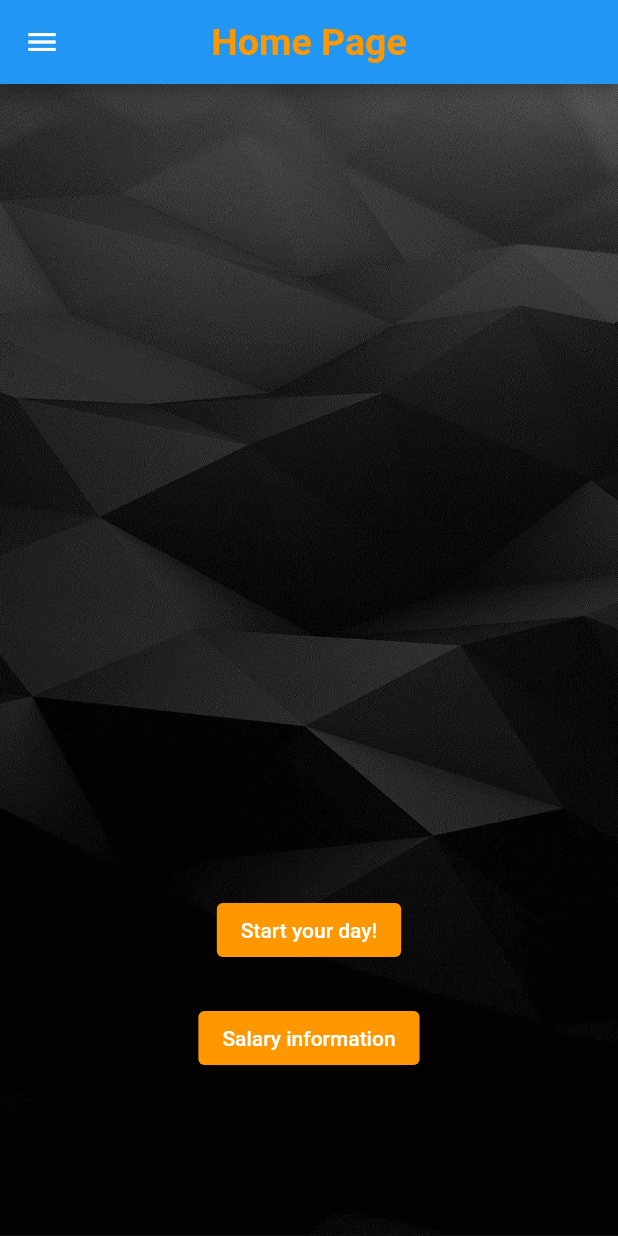
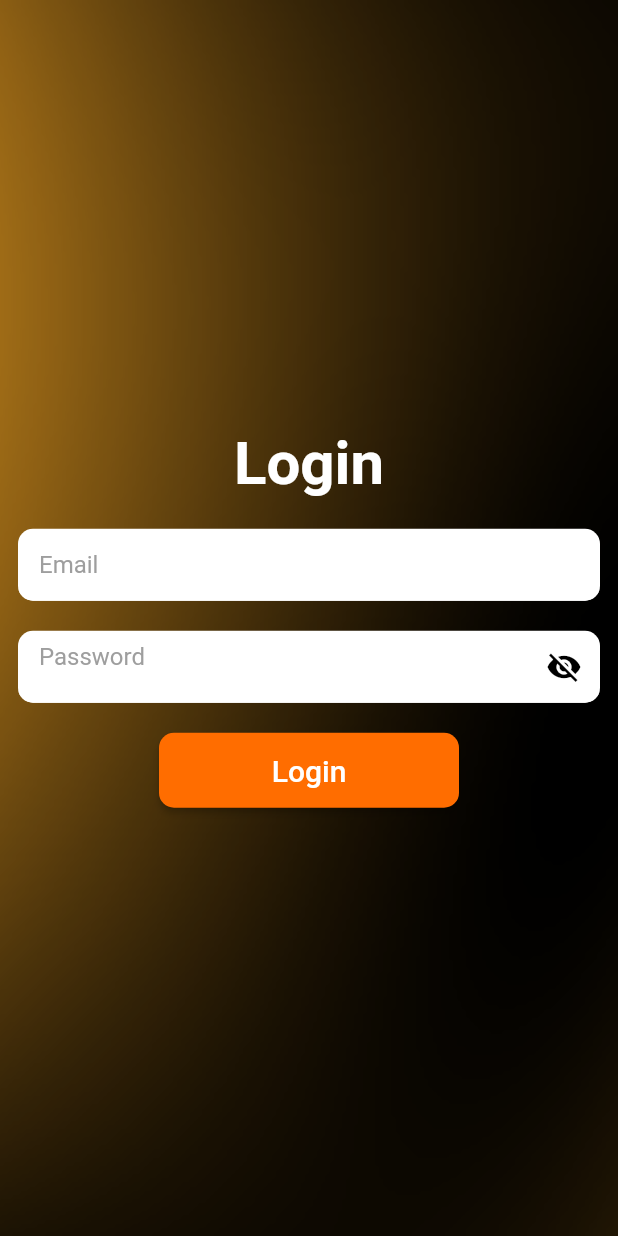
Before and after one commit to TVT21SPOMobiiliProjekti/MobiiliProjekti, a Flutter app: the screen it shows after launch, on a phone screen of 412 x 824 dp. Run offline on Flutter 3.47's test engine with Material 2 defaults, Android fonts, the phone set to English and light mode, and no system bars.

Commit message:
loginPage pohja

```diff
--- a/lib/main.dart
+++ b/lib/main.dart
@@ -20,7 +20,7 @@ class _MyAppState extends State<MyApp>{
       debugShowCheckedModeBanner: false,
       theme: ThemeData.light(),
       darkTheme: ThemeData.dark(),
-      initialRoute: route.homePage,
+      initialRoute: route.loginPage,
     );
   }
 }
--- a/lib/pages/homepage.dart
+++ b/lib/pages/homepage.dart
@@ -31,7 +31,7 @@ class HomePage extends StatelessWidget {
               ListTile(
                 leading: const Icon(Icons.home_rounded),
                 title: const Text('Home'),
-                onTap: () => Navigator.pushNamed(context, route.homePage),
+                onTap: () => Navigator.pop(context),
               ),
               ListTile(
                 leading: const Icon(Icons.calendar_month_rounded),
--- /dev/null
+++ b/lib/pages/loginpage.dart
@@ -0,0 +1,158 @@
+import 'package:flutter/material.dart';
+import '../utility/router.dart' as route;
+
+class LoginPage extends StatefulWidget {
+  const LoginPage({super.key});
+
+  @override
+  LoginPageState createState() => LoginPageState();
+}
+
+class LoginPageState extends State<LoginPage> {
+  bool _isObscure = true;
+  final TextEditingController emailController = TextEditingController();
+  final TextEditingController passwordController = TextEditingController();
+
+  @override
+  Widget build(BuildContext context) {
+    return Scaffold(
+      body: SingleChildScrollView(
+        child: Column(
+        children: <Widget>[
+          Container(
+            width: MediaQuery.of(context).size.width,
+            height: MediaQuery.of(context).size.height,
+            decoration: const BoxDecoration(
+              image: DecorationImage(image: AssetImage('assets/abstract_background.png'),
+              fit: BoxFit.cover),
+            ),
+            child: Center(
+              child: Container(
+                margin: const EdgeInsets.all(12),
+                child: Column(
+                  mainAxisAlignment: MainAxisAlignment.center,
+                  crossAxisAlignment: CrossAxisAlignment.center,
+                  children:  [
+                    const Text(
+                      'Login',
+                      style: TextStyle(
+                        fontWeight: FontWeight.bold,
+                        color: Colors.white,
+                        fontSize: 40,
+                      ),
+                    ),
+                   const SizedBox(
+                      height: 20,
+                    ),
+                    TextFormField(
+                      style: const TextStyle(color: Colors.black),
+                      controller: emailController,
+                      decoration: InputDecoration(
+                        filled: true,
+                        fillColor: Colors.white,
+                        hintText: 'Email',
+                        hintStyle: const TextStyle(
+                          color: Colors.grey),
+                        contentPadding: const EdgeInsets.only(
+                            left: 14.0, bottom: 8.0, top: 8.0),
+                        focusedBorder: OutlineInputBorder(
+                          borderSide: const BorderSide(color: Colors.white),
+                          borderRadius: BorderRadius.circular(10.0),
+                        ),
+                        enabledBorder: UnderlineInputBorder(
+                          borderSide: const BorderSide(color: Colors.white),
+                          borderRadius: BorderRadius.circular(10.0),
+                        ),
+                      ),
+                      validator: (value) {
+                        if (value!.isEmpty) {
+                          return 'Please enter a valid email address';
+                        } else {
+                          return null;
+                        }
+                      },
+                      onSaved: (value) {
+                        emailController.text = value!;
+                      },
+                      keyboardType: TextInputType.emailAddress,
+                    ),
+                    const SizedBox(
+                      height: 20,
+                    ),
+                    TextFormField(
+                      style: const TextStyle(color: Colors.black),
+                      controller: passwordController,
+                      decoration: InputDecoration(
+                        filled: true,
+                        fillColor: Colors.white,
+                        hintText: 'Password',
+                        hintStyle: const TextStyle(
+                          color: Colors.grey,),
+                        contentPadding: const EdgeInsets.only(
+                            left: 14.0, bottom: 8.0, top: 8.0),
+                        focusedBorder: OutlineInputBorder(
+                          borderSide: const BorderSide(color: Colors.white),
+                          borderRadius: BorderRadius.circular(10.0),
+                        ),
+                        enabledBorder: UnderlineInputBorder(
+                          borderSide: const BorderSide(color: Colors.white),
+                          borderRadius: BorderRadius.circular(10.0),
+                        ),
+                        suffixIcon: IconButton(
+                          icon: Icon(
+                            _isObscure
+                                ? Icons.visibility_off
+                                : Icons.visibility,
+                            color: Colors.black,
+                          ),
+                          onPressed: () {
+                            setState(() {
+                              _isObscure = !_isObscure;
+                            });
+                          },
+                        ),
+                      ),
+                      validator: (value) {
+                        if (value!.isEmpty) {
+                          return 'Please enter a valid password';
+                        } else {
+                          return null;
+                        }
+                      },
+                      onSaved: (value) {
+                        passwordController.text = value!;
+                      },
+                      obscureText: _isObscure,
+                    ),
+                    const SizedBox(
+                      height: 20,
+                    ),
+                    MaterialButton(
+                      onPressed: () {
+                        Navigator.pushNamed(context, route.homePage);
+                      },
+                      color: Colors.orangeAccent[700],
+                      minWidth: 200,
+                      height: 50,
+                      shape: RoundedRectangleBorder(
+                        borderRadius: BorderRadius.circular(10.0),
+                      ),
+                      child: const Text(
+                        'Login',
+                        style: TextStyle(
+                          color: Colors.white,
+                          fontSize: 20,
+                        ),
+                      ),
+                    ),
+                  ],
+                ),
+              ),
+            ),
+            ),
+        ],
+      ),
+      ),
+    );
+  }
+}
--- a/lib/utility/router.dart
+++ b/lib/utility/router.dart
@@ -1,14 +1,17 @@
 import 'package:flutter/material.dart';
 import '../pages/homepage.dart';
+import '../pages/loginpage.dart';
 
 const String homePage = '/';
+const String loginPage = '/login';
 
 
-Route<dynamic> controller(RouteSettings setting) {
-  switch (setting.name) {
+Route<dynamic> controller(RouteSettings destination) {
+  switch (destination.name) {
     case homePage:
       return MaterialPageRoute(builder: (context) => const HomePage());
-
+    case loginPage:
+      return MaterialPageRoute(builder: (context) => const LoginPage());
 
     default:
       throw ('This route does not exist');
```
Also changed, not shown: assets/abstract_background.png (added).
